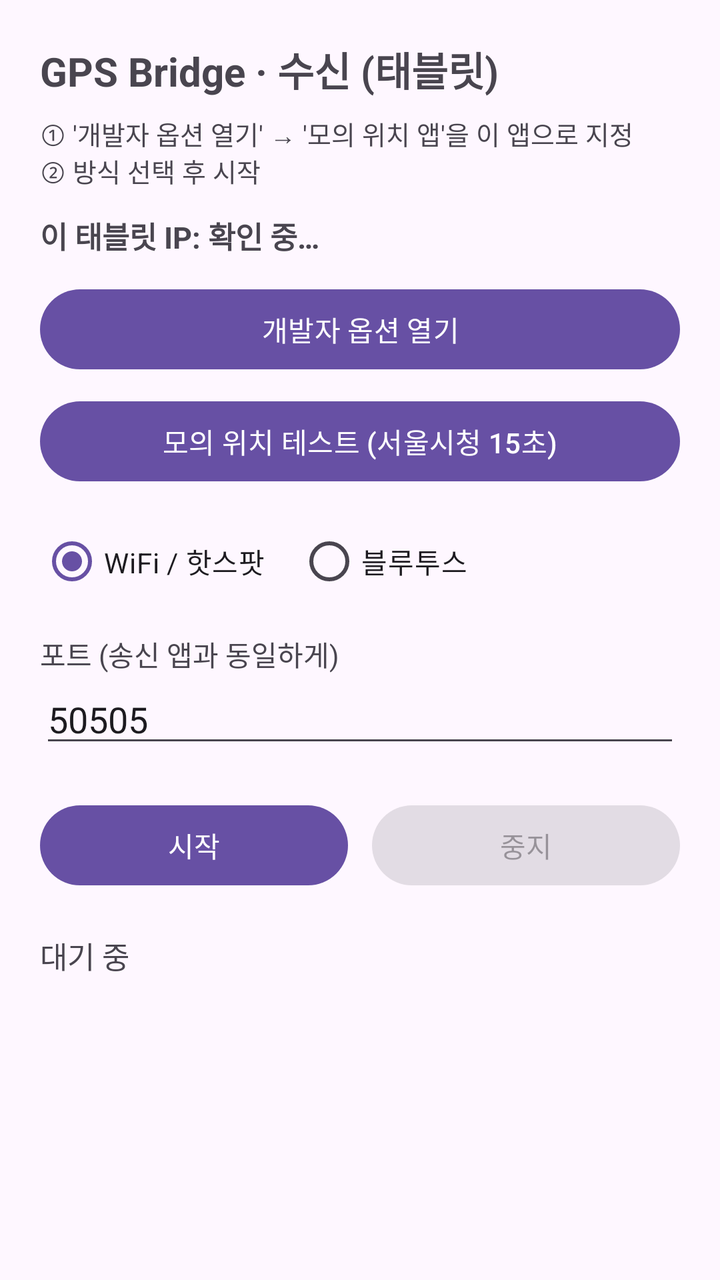
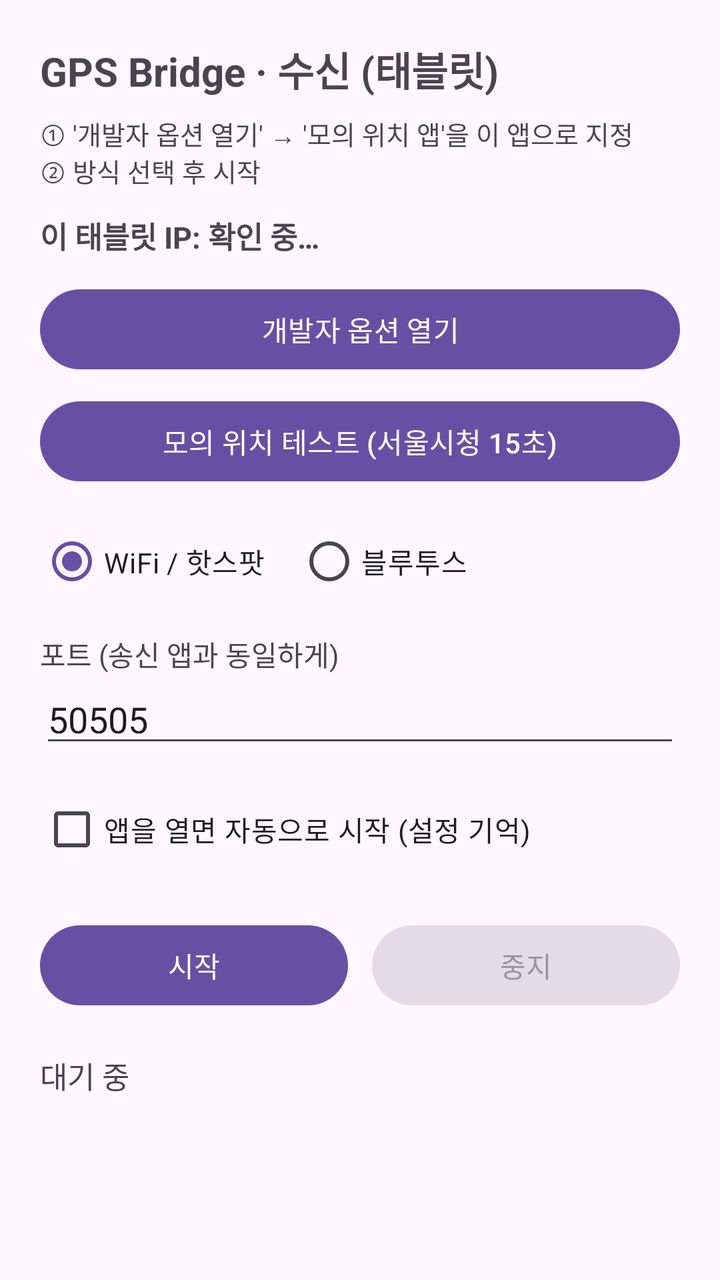

An Android layout rendered at two revisions. The XML below is the earlier revision; the diff shows what the commit changed to produce the second picture.
<!-- AndroidManifest.xml: application theme Theme.Material3.DayNight.NoActionBar -->
<!-- res/layout/activity_main.xml -->
<?xml version="1.0" encoding="utf-8"?>
<ScrollView xmlns:android="http://schemas.android.com/apk/res/android"
    android:layout_width="match_parent"
    android:layout_height="match_parent">

    <LinearLayout
        android:layout_width="match_parent"
        android:layout_height="wrap_content"
        android:orientation="vertical"
        android:padding="20dp">

        <TextView
            android:id="@+id/txtTitle"
            android:layout_width="wrap_content"
            android:layout_height="wrap_content"
            android:text="GPS Bridge · 수신 (태블릿)"
            android:textSize="20sp"
            android:textStyle="bold"
            android:paddingBottom="8dp" />

        <TextView
            android:layout_width="match_parent"
            android:layout_height="wrap_content"
            android:text="① '개발자 옵션 열기' → '모의 위치 앱'을 이 앱으로 지정\n② 방식 선택 후 시작"
            android:textSize="13sp"
            android:paddingBottom="12dp" />

        <TextView
            android:id="@+id/txtIp"
            android:layout_width="match_parent"
            android:layout_height="wrap_content"
            android:text="이 태블릿 IP: 확인 중…"
            android:textSize="15sp"
            android:textStyle="bold"
            android:paddingBottom="12dp" />

        <Button
            android:id="@+id/btnDev"
            android:layout_width="match_parent"
            android:layout_height="wrap_content"
            android:text="개발자 옵션 열기" />

        <Button
            android:id="@+id/btnTest"
            android:layout_width="match_parent"
            android:layout_height="wrap_content"
            android:layout_marginTop="8dp"
            android:text="모의 위치 테스트 (서울시청 15초)" />

        <RadioGroup
            android:id="@+id/modeGroup"
            android:layout_width="match_parent"
            android:layout_height="wrap_content"
            android:orientation="horizontal"
            android:paddingTop="12dp">

            <RadioButton
                android:id="@+id/radioWifi"
                android:layout_width="wrap_content"
                android:layout_height="wrap_content"
                android:checked="true"
                android:text="WiFi / 핫스팟" />

            <RadioButton
                android:id="@+id/radioBt"
                android:layout_width="wrap_content"
                android:layout_height="wrap_content"
                android:layout_marginStart="16dp"
                android:text="블루투스" />
        </RadioGroup>

        <LinearLayout
            android:id="@+id/wifiBox"
            android:layout_width="match_parent"
            android:layout_height="wrap_content"
            android:orientation="vertical"
            android:paddingTop="12dp">

            <TextView
                android:layout_width="wrap_content"
                android:layout_height="wrap_content"
                android:text="포트 (송신 앱과 동일하게)" />

            <EditText
                android:id="@+id/editPort"
                android:layout_width="match_parent"
                android:layout_height="wrap_content"
                android:inputType="number"
                android:text="50505" />
        </LinearLayout>

        <LinearLayout
            android:layout_width="match_parent"
            android:layout_height="wrap_content"
            android:orientation="horizontal"
            android:paddingTop="20dp">

            <Button
                android:id="@+id/btnStart"
                android:layout_width="0dp"
                android:layout_height="wrap_content"
                android:layout_weight="1"
                android:text="시작" />

            <Button
                android:id="@+id/btnStop"
                android:layout_width="0dp"
                android:layout_height="wrap_content"
                android:layout_marginStart="12dp"
                android:layout_weight="1"
                android:enabled="false"
                android:text="중지" />
        </LinearLayout>

        <TextView
            android:id="@+id/txtStatus"
            android:layout_width="match_parent"
            android:layout_height="wrap_content"
            android:paddingTop="20dp"
            android:text="대기 중"
            android:textSize="15sp" />
    </LinearLayout>
</ScrollView>
<!-- resources referenced by this layout -->
<resources>

</resources>

<!-- the commit's change to res/layout/activity_main.xml (unified diff, before → after) -->
@@ -89,6 +89,13 @@
                 android:text="50505" />
         </LinearLayout>
 
+        <CheckBox
+            android:id="@+id/chkAutoStart"
+            android:layout_width="match_parent"
+            android:layout_height="wrap_content"
+            android:layout_marginTop="12dp"
+            android:text="앱을 열면 자동으로 시작 (설정 기억)" />
+
         <LinearLayout
             android:layout_width="match_parent"
             android:layout_height="wrap_content"
